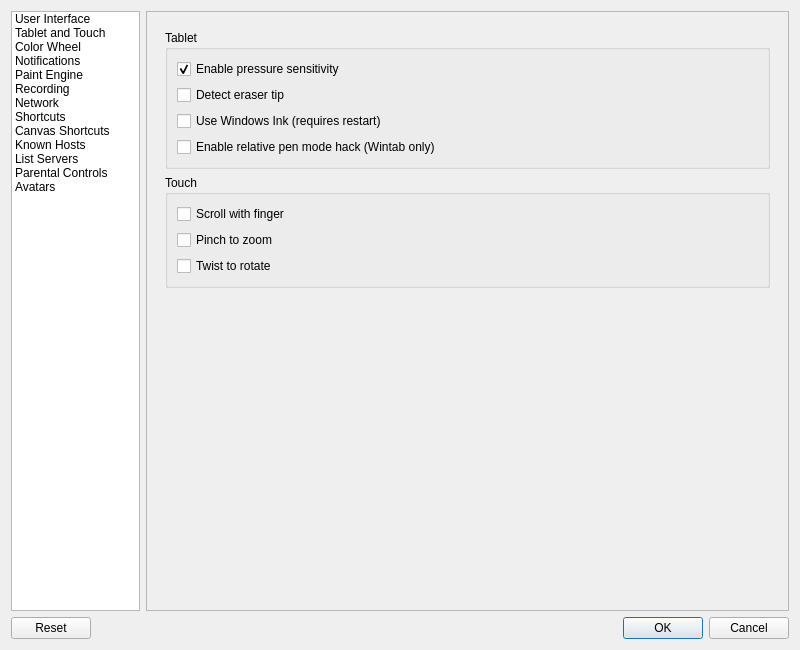
Qt form src/desktop/ui/settings.ui (drawpile/Drawpile) before a commit.
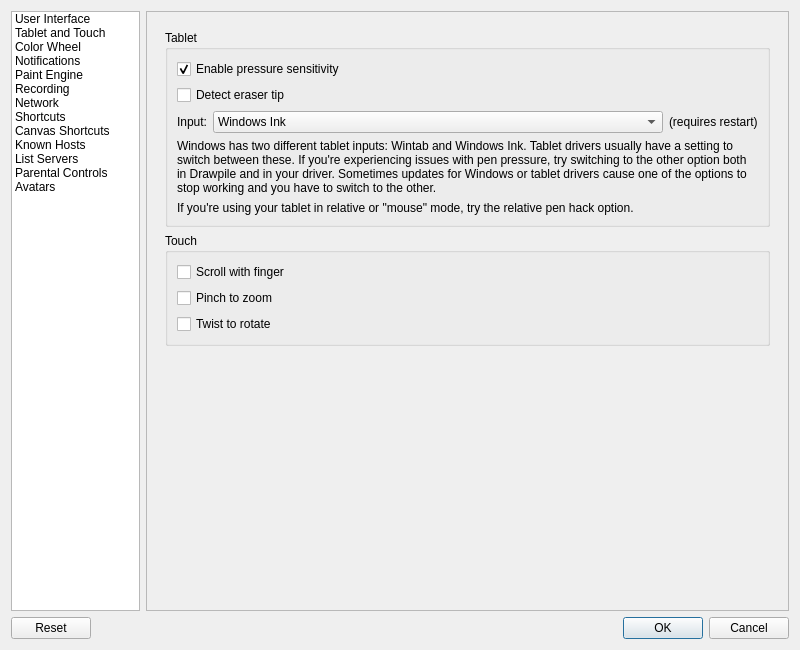
The same form after that commit. The open tabs and pages were chosen to show the change. Icons and pictures are not drawn. Custom widgets are drawn as their Qt base class.

Commit message:
Add Qt6 Wintab/Windows Ink toggle
And also reworking the whole Windows input settings a bit so it's a
single combo box with a lengthy explanation on what the heck it's about,
since it's probably the single most important and confusing setting in
the whole application.

The edit to the form file:
```diff
--- a/src/desktop/ui/settings.ui
+++ b/src/desktop/ui/settings.ui
@@ -384,17 +384,81 @@
                 </widget>
                </item>
                <item>
-                <widget class="QCheckBox" name="windowsink">
-                 <property name="text">
-                  <string>Use Windows Ink (requires restart)</string>
-                 </property>
-                </widget>
-               </item>
-               <item>
-                <widget class="QCheckBox" name="relativePenModeHack">
-                 <property name="text">
-                  <string>Enable relative pen mode hack (Wintab only)</string>
-                 </property>
+                <widget class="QWidget" name="tabletInputWrapper" native="true">
+                 <layout class="QVBoxLayout" name="tabletInputLayout_2">
+                  <property name="leftMargin">
+                   <number>0</number>
+                  </property>
+                  <property name="topMargin">
+                   <number>0</number>
+                  </property>
+                  <property name="rightMargin">
+                   <number>0</number>
+                  </property>
+                  <property name="bottomMargin">
+                   <number>0</number>
+                  </property>
+                  <item>
+                   <layout class="QHBoxLayout" name="tabletInputLayout">
+                    <item>
+                     <widget class="QLabel" name="tabletInputLabel">
+                      <property name="text">
+                       <string>Input:</string>
+                      </property>
+                     </widget>
+                    </item>
+                    <item>
+                     <widget class="QComboBox" name="tabletInputCombo">
+                      <property name="sizePolicy">
+                       <sizepolicy hsizetype="Expanding" vsizetype="Fixed">
+                        <horstretch>0</horstretch>
+                        <verstretch>0</verstretch>
+                       </sizepolicy>
+                      </property>
+                      <item>
+                       <property name="text">
+                        <string>Windows Ink</string>
+                       </property>
+                      </item>
+                      <item>
+                       <property name="text">
+                        <string>Wintab</string>
+                       </property>
+                      </item>
+                      <item>
+                       <property name="text">
+                        <string>Wintab with Relative Pen Mode Hack</string>
+                       </property>
+                      </item>
+                     </widget>
+                    </item>
+                    <item>
+                     <widget class="QLabel" name="tabletInputRequiresRestartLabel">
+                      <property name="text">
+                       <string>(requires restart)</string>
+                      </property>
+                     </widget>
+                    </item>
+                   </layout>
+                  </item>
+                  <item>
+                   <widget class="QLabel" name="tabletInputDescription">
+                    <property name="text">
+                     <string>Windows has two different tablet inputs: Wintab and Windows Ink. Tablet drivers usually have a setting to switch between these. If you're experiencing issues with pen pressure, try switching to the other option both in Drawpile and in your driver. Sometimes updates for Windows or tablet drivers cause one of the options to stop working and you have to switch to the other.</string>
+                    </property>
+                    <property name="wordWrap">
+                     <bool>true</bool>
+                    </property>
+                   </widget>
+                  </item>
+                  <item>
+                   <widget class="QLabel" name="tabletInputRelativePenModeHackDescription">
+                    <property name="text">
+                     <string>If you're using your tablet in relative or &quot;mouse&quot; mode, try the relative pen hack option.</string>
+                    </property>
+                   </widget>
+                  </item>
+                 </layout>
                 </widget>
                </item>
               </layout>
```
Left out of the diff: 2 changed lines with no effect on the pictures. The commit also changes 7 other files.
